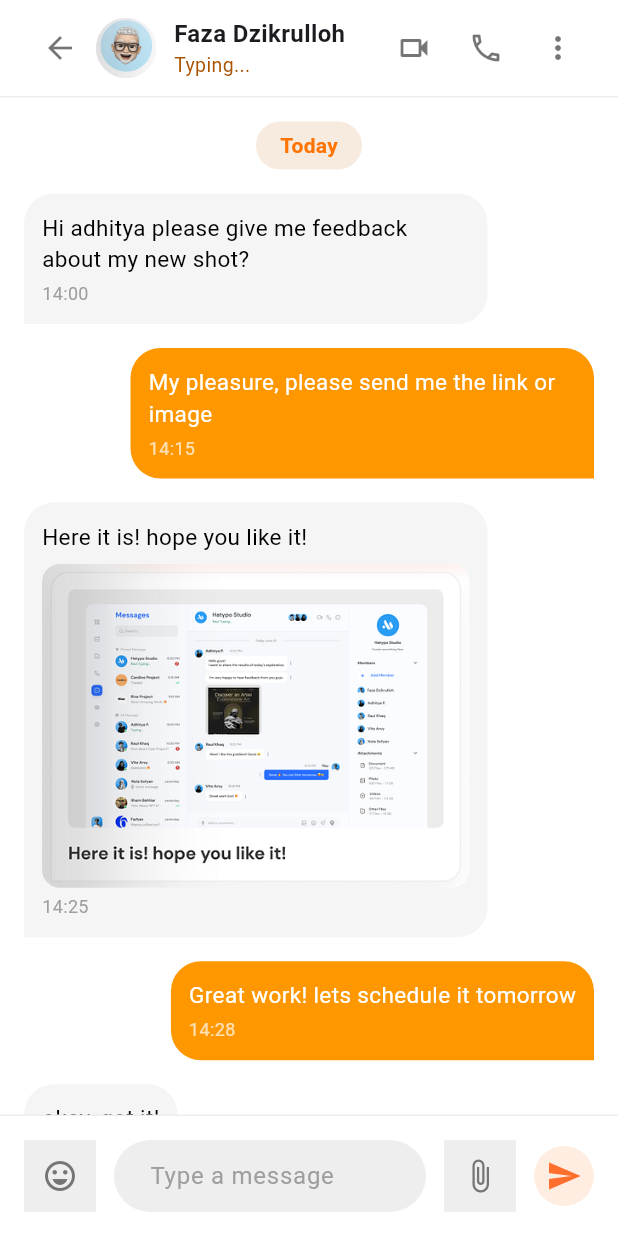
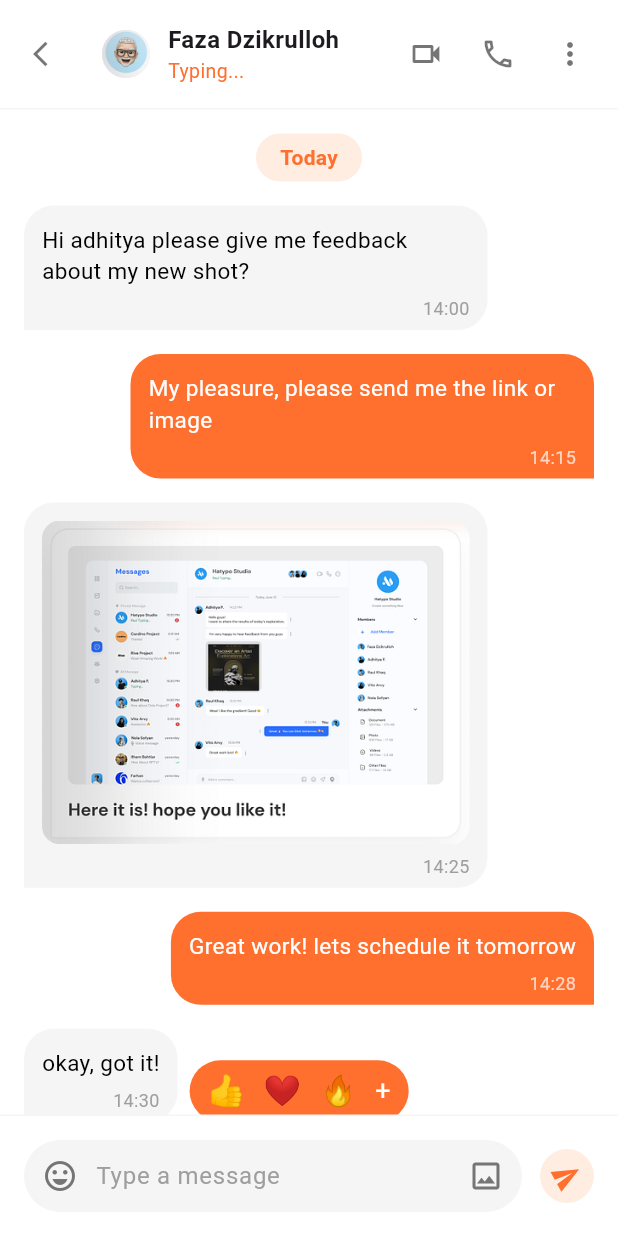
Before and after one commit to keerthana2331/chat_flutter, a Flutter app: the screen it shows after launch, after a tap on "Let's Get Started", after a tap on "Faza Dzikrulloh", on a phone screen of 412 x 824 dp. Run offline on Flutter 3.47's test engine with Material 3 defaults, Android fonts, the phone set to English and light mode, and no system bars.

Commit message:
some changes made

```diff
--- a/lib/screens/screen3.dart
+++ b/lib/screens/screen3.dart
@@ -26,10 +26,9 @@ class ChatScreenState extends State<ChatScreen> {
       isMe: true,
     ),
     const Message(
-      text: "Here it is! hope you like it!",
+      image: "assets/images/third screen.image.png",
       time: "14:25",
       isMe: false,
-      image: "assets/images/third screen.image.png",
     ),
     const Message(
       text: "Great work! lets schedule it tomorrow",
@@ -64,29 +63,32 @@ class ChatScreenState extends State<ChatScreen> {
 
   Widget buildAppBar() {
     return Container(
-      padding: const EdgeInsets.symmetric(horizontal: 16, vertical: 8),
+      padding: const EdgeInsets.symmetric(horizontal: 8, vertical: 12),
       decoration: BoxDecoration(
         color: Colors.white,
         border: Border(
-          bottom: BorderSide(color: Colors.grey.shade200),
+          bottom: BorderSide(color: Colors.grey.shade100),
         ),
       ),
       child: Row(
         children: [
           IconButton(
-            icon: const Icon(Icons.arrow_back, color: Colors.black54),
-            onPressed: () {
-              Navigator.pop(context);
-            },
+            icon: const Icon(Icons.arrow_back_ios,
+                color: Colors.black54, size: 20),
+            padding: EdgeInsets.zero,
+            constraints: const BoxConstraints(),
+            onPressed: () => Navigator.pop(context),
           ),
+          const SizedBox(width: 12),
           const CircleAvatar(
-            radius: 20,
+            radius: 16,
             backgroundImage: AssetImage('assets/images/secondcreen.first.png'),
           ),
           const SizedBox(width: 12),
           Expanded(
             child: Column(
               crossAxisAlignment: CrossAxisAlignment.start,
+              mainAxisSize: MainAxisSize.min,
               children: [
                 Text(
                   widget.contactName,
@@ -99,7 +101,7 @@ class ChatScreenState extends State<ChatScreen> {
                   'Typing...',
                   style: TextStyle(
                     fontSize: 13,
-                    color: Color.fromARGB(255, 170, 84, 3),
+                    color: Color(0xFFFF6F2E),
                   ),
                 ),
               ],
@@ -130,13 +132,13 @@ class ChatScreenState extends State<ChatScreen> {
           child: Container(
             padding: const EdgeInsets.symmetric(horizontal: 16, vertical: 6),
             decoration: BoxDecoration(
-              color: const Color.fromARGB(255, 247, 234, 222),
+              color: const Color(0xFFFFEDE1),
               borderRadius: BorderRadius.circular(20),
             ),
             child: const Text(
               'Today',
               style: TextStyle(
-                color: Color.fromARGB(255, 255, 115, 0),
+                color: Color(0xFFFF6F2E),
                 fontWeight: FontWeight.w600,
               ),
             ),
@@ -149,18 +151,25 @@ class ChatScreenState extends State<ChatScreen> {
   }
 
   Widget buildMessageItem(Message message) {
-    return Container(
-      margin: const EdgeInsets.only(bottom: 16),
+    return Padding(
+      padding: const EdgeInsets.only(bottom: 16),
       child: Column(
         crossAxisAlignment:
             message.isMe ? CrossAxisAlignment.end : CrossAxisAlignment.start,
+        children: [
+          Row(
+            mainAxisAlignment:
+                message.isMe ? MainAxisAlignment.end : MainAxisAlignment.start,
+            crossAxisAlignment: CrossAxisAlignment.end,
             children: [
               Container(
                 constraints: BoxConstraints(
                   maxWidth: MediaQuery.of(context).size.width * 0.75,
                 ),
                 decoration: BoxDecoration(
-              color: message.isMe ? Colors.orange : Colors.grey.shade100,
+                  color: message.isMe
+                      ? const Color(0xFFFF6F2E)
+                      : Colors.grey.shade100,
                   borderRadius: BorderRadius.only(
                     topLeft: const Radius.circular(20),
                     topRight: const Radius.circular(20),
@@ -168,19 +177,25 @@ class ChatScreenState extends State<ChatScreen> {
                     bottomRight: Radius.circular(message.isMe ? 0 : 20),
                   ),
                 ),
-            padding: const EdgeInsets.all(12),
+                child: Column(
+                  crossAxisAlignment: CrossAxisAlignment.end,
+                  children: [
+                    Padding(
+                      padding: const EdgeInsets.fromLTRB(12, 12, 12, 6),
                       child: Column(
                         crossAxisAlignment: CrossAxisAlignment.start,
                         children: [
+                          if (message.text != null)
                             Text(
-                  message.text,
+                              message.text!,
                               style: TextStyle(
-                    color: message.isMe ? Colors.white : Colors.black,
+                                color:
+                                    message.isMe ? Colors.white : Colors.black,
                                 fontSize: 15,
                               ),
                             ),
                           if (message.image != null) ...[
-                  const SizedBox(height: 8),
+                            if (message.text != null) const SizedBox(height: 8),
                             ClipRRect(
                               borderRadius: BorderRadius.circular(12),
                               child: Image.asset(
@@ -190,50 +205,61 @@ class ChatScreenState extends State<ChatScreen> {
                               ),
                             ),
                           ],
-                const SizedBox(height: 4),
-                Text(
+                        ],
+                      ),
+                    ),
+                    Padding(
+                      padding: const EdgeInsets.only(right: 12, bottom: 6),
+                      child: Text(
                         message.time,
                         style: TextStyle(
                           color: message.isMe ? Colors.white70 : Colors.grey,
                           fontSize: 12,
                         ),
                       ),
+                    ),
                   ],
                 ),
               ),
               if (message.showReactions) ...[
-            const SizedBox(height: 8),
+                const SizedBox(width: 8),
                 Container(
-              padding: const EdgeInsets.symmetric(horizontal: 16, vertical: 8),
+                  padding:
+                      const EdgeInsets.symmetric(horizontal: 12, vertical: 6),
                   decoration: BoxDecoration(
-                color: Colors.orange,
+                    color: const Color(0xFFFF6F2E),
                     borderRadius: BorderRadius.circular(25),
                   ),
                   child: Row(
                     mainAxisSize: MainAxisSize.min,
                     children: [
                       buildReactionButton('👍'),
-                  const SizedBox(width: 16),
+                      const SizedBox(width: 12),
                       buildReactionButton('❤️'),
-                  const SizedBox(width: 16),
+                      const SizedBox(width: 12),
                       buildReactionButton('🔥'),
-                  const SizedBox(width: 16),
-                  buildReactionButton('+'),
+                      const SizedBox(width: 12),
+                      buildReactionButton('+', isText: true),
                     ],
                   ),
                 ),
               ],
             ],
           ),
+        ],
+      ),
     );
   }
 
-  Widget buildReactionButton(String emoji) {
+  Widget buildReactionButton(String emoji, {bool isText = false}) {
     return GestureDetector(
       onTap: () {},
       child: Text(
         emoji,
-        style: const TextStyle(fontSize: 20),
+        style: TextStyle(
+          fontSize: isText ? 18 : 20,
+          color: isText ? Colors.white : null,
+        ),
       ),
     );
   }
@@ -244,64 +270,64 @@ class ChatScreenState extends State<ChatScreen> {
       decoration: BoxDecoration(
         color: Colors.white,
         border: Border(
-            top: BorderSide(color: Colors.grey.shade200),
+          top: BorderSide(color: Colors.grey.shade100),
         ),
       ),
       child: Row(
         children: [
-            Container(
+          Expanded(
+            child: Container(
               decoration: BoxDecoration(
-                color: Colors.grey.shade200,
+                color: Colors.grey.shade100,
+                borderRadius: BorderRadius.circular(25),
               ),
-              child: IconButton(
+              child: Row(
+                children: [
+                  IconButton(
                     icon: const Icon(Icons.emoji_emotions_outlined),
                     color: Colors.grey.shade600,
                     onPressed: () {},
                   ),
-            ),
-            const SizedBox(width: 12),
                   Expanded(
                     child: TextField(
                       controller: messageController,
                       decoration: InputDecoration(
                         hintText: 'Type a message',
-                  hintStyle: const TextStyle(color: Colors.grey),
-                  filled: true,
-                  fillColor: Colors.grey.shade200,
+                        hintStyle: TextStyle(color: Colors.grey.shade500),
+                        border: InputBorder.none,
                         contentPadding:
-                      const EdgeInsets.symmetric(horizontal: 20, vertical: 12),
-                  border: OutlineInputBorder(
-                    borderRadius: BorderRadius.circular(25),
-                    borderSide: BorderSide.none,
+                            const EdgeInsets.symmetric(vertical: 10),
                       ),
+                    ),
+                  ),
+                  IconButton(
+                    icon: const Icon(Icons.image_outlined),
+                    color: Colors.grey.shade600,
+                    onPressed: () {},
+                  ),
+                ],
               ),
             ),
           ),
           const SizedBox(width: 12),
           Container(
-              decoration: BoxDecoration(
-                color: Colors.grey.shade200,
-              ),
-              child: IconButton(
-                icon: const Icon(Icons.attach_file),
-                color: Colors.grey.shade600,
-                onPressed: () {},
-              ),
-            ),
-            const SizedBox(width: 12),
-            Container(
+            padding: const EdgeInsets.all(8),
             decoration: const BoxDecoration(
               color: Color(0xFFFFEDE1),
               shape: BoxShape.circle,
             ),
-              padding: const EdgeInsets.all(8),
+            child: Transform.rotate(
+              angle: -0.5,
               child: const Icon(
                 Icons.send,
                 color: Color(0xFFFF6F2E),
+                size: 20,
+              ),
             ),
           ),
         ],
-        ));
+      ),
+    );
   }
 
   @override
@@ -312,14 +338,14 @@ class ChatScreenState extends State<ChatScreen> {
 }
 
 class Message {
-  final String text;
+  final String? text;
   final String time;
   final bool isMe;
   final String? image;
   final bool showReactions;
 
   const Message({
-    required this.text,
+    this.text,
     required this.time,
     required this.isMe,
     this.image,
```
Lines whose indentation alone changed are shown as unchanged.
